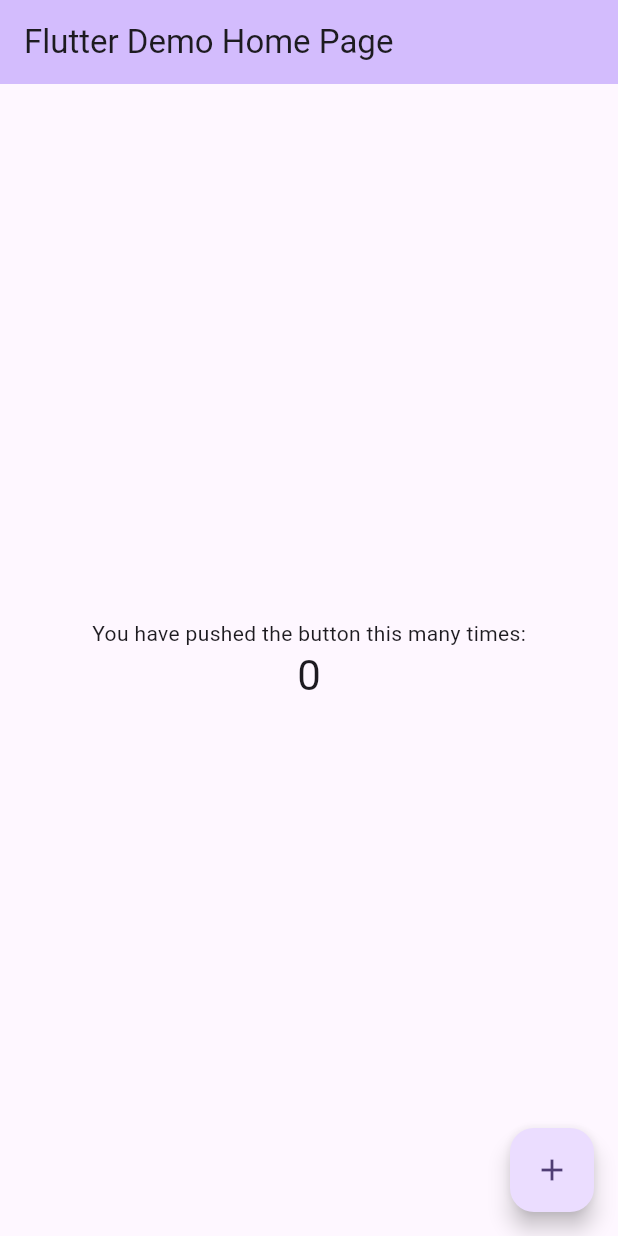
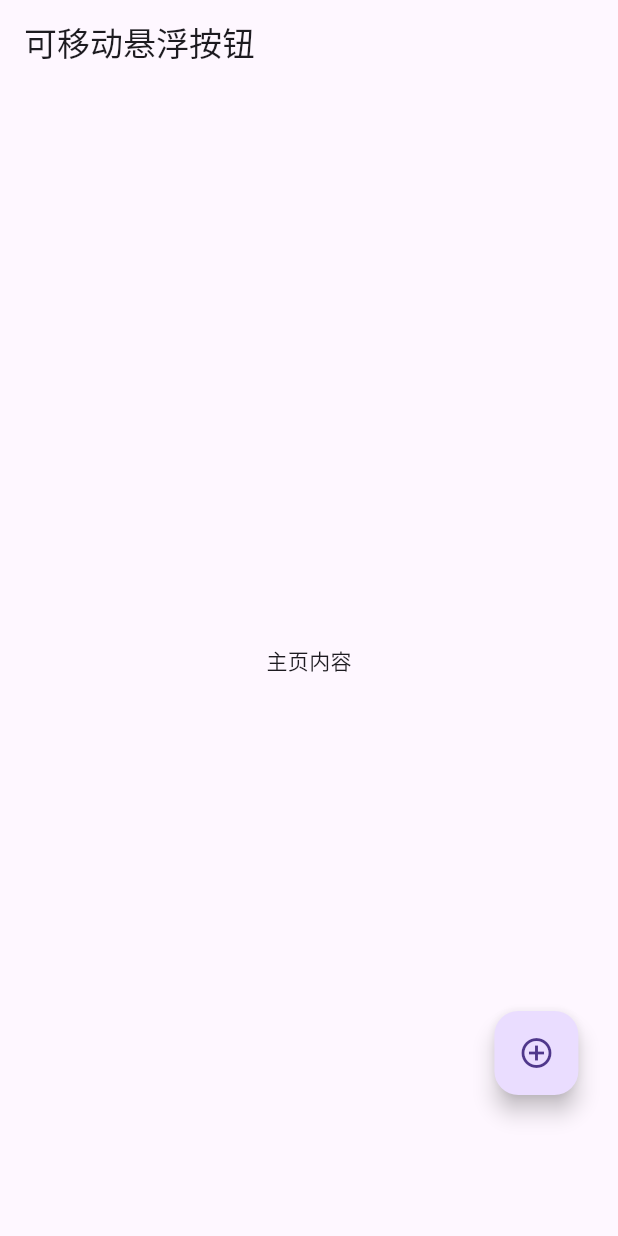
Before and after one commit to EproFymed/TaskPool, a Flutter app: the screen it shows after launch, on a phone screen of 412 x 824 dp. Run offline on Flutter 3.47's test engine with Material 3 defaults, Android fonts, the light colour scheme and no system bars.

Commit message:
add AddTask Button
Add the add task button, and animate it.

```diff
--- a/task_pool_front/lib/main.dart
+++ b/task_pool_front/lib/main.dart
@@ -1,125 +1,93 @@
 import 'package:flutter/material.dart';
+import 'addtask.dart';
+
 
 void main() {
-  runApp(const MyApp());
+  runApp(MyApp());
 }
 
 class MyApp extends StatelessWidget {
   const MyApp({super.key});
 
-  // This widget is the root of your application.
   @override
   Widget build(BuildContext context) {
     return MaterialApp(
-      title: 'Flutter Demo',
-      theme: ThemeData(
-        // This is the theme of your application.
-        //
-        // TRY THIS: Try running your application with "flutter run". You'll see
-        // the application has a purple toolbar. Then, without quitting the app,
-        // try changing the seedColor in the colorScheme below to Colors.green
-        // and then invoke "hot reload" (save your changes or press the "hot
-        // reload" button in a Flutter-supported IDE, or press "r" if you used
-        // the command line to start the app).
-        //
-        // Notice that the counter didn't reset back to zero; the application
-        // state is not lost during the reload. To reset the state, use hot
-        // restart instead.
-        //
-        // This works for code too, not just values: Most code changes can be
-        // tested with just a hot reload.
-        colorScheme: ColorScheme.fromSeed(seedColor: Colors.deepPurple),
-        useMaterial3: true,
-      ),
-      home: const MyHomePage(title: 'Flutter Demo Home Page'),
+      debugShowCheckedModeBanner: false,
+      home: HomePage(),
     );
   }
 }
 
-class MyHomePage extends StatefulWidget {
-  const MyHomePage({super.key, required this.title});
-
-  // This widget is the home page of your application. It is stateful, meaning
-  // that it has a State object (defined below) that contains fields that affect
-  // how it looks.
-
-  // This class is the configuration for the state. It holds the values (in this
-  // case the title) provided by the parent (in this case the App widget) and
-  // used by the build method of the State. Fields in a Widget subclass are
-  // always marked "final".
-
-  final String title;
-
+class HomePage extends StatefulWidget {
+  const HomePage({super.key});
   @override
-  State<MyHomePage> createState() => _MyHomePageState();
+  State<HomePage> createState() => _HomePageState();
 }
 
-class _MyHomePageState extends State<MyHomePage> {
-  int _counter = 0;
+class _HomePageState extends State<HomePage> {
 
-  void _incrementCounter() {
-    setState(() {
-      // This call to setState tells the Flutter framework that something has
-      // changed in this State, which causes it to rerun the build method below
-      // so that the display can reflect the updated values. If we changed
-      // _counter without calling setState(), then the build method would not be
-      // called again, and so nothing would appear to happen.
-      _counter++;
-    });
-  }
 
   @override
   Widget build(BuildContext context) {
-    // This method is rerun every time setState is called, for instance as done
-    // by the _incrementCounter method above.
-    //
-    // The Flutter framework has been optimized to make rerunning build methods
-    // fast, so that you can just rebuild anything that needs updating rather
-    // than having to individually change instances of widgets.
+    double screenWidth = MediaQuery.of(context).size.width;
+    double screenHeight = MediaQuery.of(context).size.height;
+
+    double addtaskX = screenWidth * 0.8;
+    double addtaskY = screenHeight * 0.75;
     return Scaffold(
-      appBar: AppBar(
-        // TRY THIS: Try changing the color here to a specific color (to
-        // Colors.amber, perhaps?) and trigger a hot reload to see the AppBar
-        // change color while the other colors stay the same.
-        backgroundColor: Theme.of(context).colorScheme.inversePrimary,
-        // Here we take the value from the MyHomePage object that was created by
-        // the App.build method, and use it to set our appbar title.
-        title: Text(widget.title),
+      appBar: AppBar(title: Text('可移动悬浮按钮')),
+      body: Stack(
+        children: [
+          Center(child: Text('主页内容')),
+
+          // 可拖动悬浮按钮
+          Positioned(
+            left: addtaskX,
+            top: addtaskY,
+            child: Draggable(
+              feedback: FloatingActionButton(
+                onPressed: () => _navigateToNextPage(context, Offset(addtaskX, addtaskY)),
+                child: Icon(Icons.add_circle_outline),
+              ),
+              childWhenDragging: Container(), // 拖动时隐藏原按钮
+              onDragEnd: (details) {
+                setState(() {
+                  addtaskX = details.offset.dx.clamp(0.0, MediaQuery.of(context).size.width);
+                  addtaskY = details.offset.dy.clamp(0.0, MediaQuery.of(context).size.height);
+                });
+              },
+              child: FloatingActionButton(
+                onPressed: () => _navigateToNextPage(context, Offset(addtaskX, addtaskY)),
+                child: Icon(Icons.add_circle_outline),
+              ),
+            ),
+          ),
+        ],
       ),
-      body: Center(
-        // Center is a layout widget. It takes a single child and positions it
-        // in the middle of the parent.
-        child: Column(
-          // Column is also a layout widget. It takes a list of children and
-          // arranges them vertically. By default, it sizes itself to fit its
-          // children horizontally, and tries to be as tall as its parent.
-          //
-          // Column has various properties to control how it sizes itself and
-          // how it positions its children. Here we use mainAxisAlignment to
-          // center the children vertically; the main axis here is the vertical
-          // axis because Columns are vertical (the cross axis would be
-          // horizontal).
-          //
-          // TRY THIS: Invoke "debug painting" (choose the "Toggle Debug Paint"
-          // action in the IDE, or press "p" in the console), to see the
-          // wireframe for each widget.
-          mainAxisAlignment: MainAxisAlignment.center,
-          children: <Widget>[
-            const Text(
-              'You have pushed the button this many times:',
+    );
+  }
+
+  void _navigateToNextPage(BuildContext context, Offset buttonOffset) {
+    Navigator.push(
+      context,
+      PageRouteBuilder(
+        transitionDuration: Duration(milliseconds: 350), // 动画持续时间
+        pageBuilder: (context, animation, secondaryAnimation) => AddTask(),
+        transitionsBuilder: (context, animation, secondaryAnimation, child) {
+          var curve = CurvedAnimation(parent: animation, curve: Curves.easeInOut);
+
+          return FadeTransition(
+            opacity: Tween<double>(begin: 0.0, end: 1.0).animate(curve), // 淡入
+            child: ScaleTransition(
+              scale: Tween<double>(begin: 0.0, end: 1.0).animate(curve), // 缩放
+              child: Transform.translate(
+                offset: Tween<Offset>(begin: buttonOffset, end: Offset.zero).animate(curve).value,
+                child: child,
+              ),
             ),
-            Text(
-              '$_counter',
-              style: Theme.of(context).textTheme.headlineMedium,
-            ),
-          ],
-        ),
+          );
+        },
       ),
-      floatingActionButton: FloatingActionButton(
-        onPressed: _incrementCounter,
-        tooltip: 'Increment',
-        child: const Icon(Icons.add),
-      ), // This trailing comma makes auto-formatting nicer for build methods.
     );
   }
 }
--- a/task_pool_front/pubspec.yaml
+++ b/task_pool_front/pubspec.yaml
@@ -34,7 +34,8 @@ dependencies:
   # The following adds the Cupertino Icons font to your application.
   # Use with the CupertinoIcons class for iOS style icons.
   cupertino_icons: ^1.0.8
-
+  sqflite: ^2.3.0
+  path_provider: ^2.1.2
 dev_dependencies:
   flutter_test:
     sdk: flutter
```
Also changed, not shown: task_pool_front/lib/addtask.dart (added, +40 -0 lines), task_pool_front/lib/model.dart (renamed from task_pool_front/lib/user.dart), task_pool_front/pubspec.lock, 1 other file.
